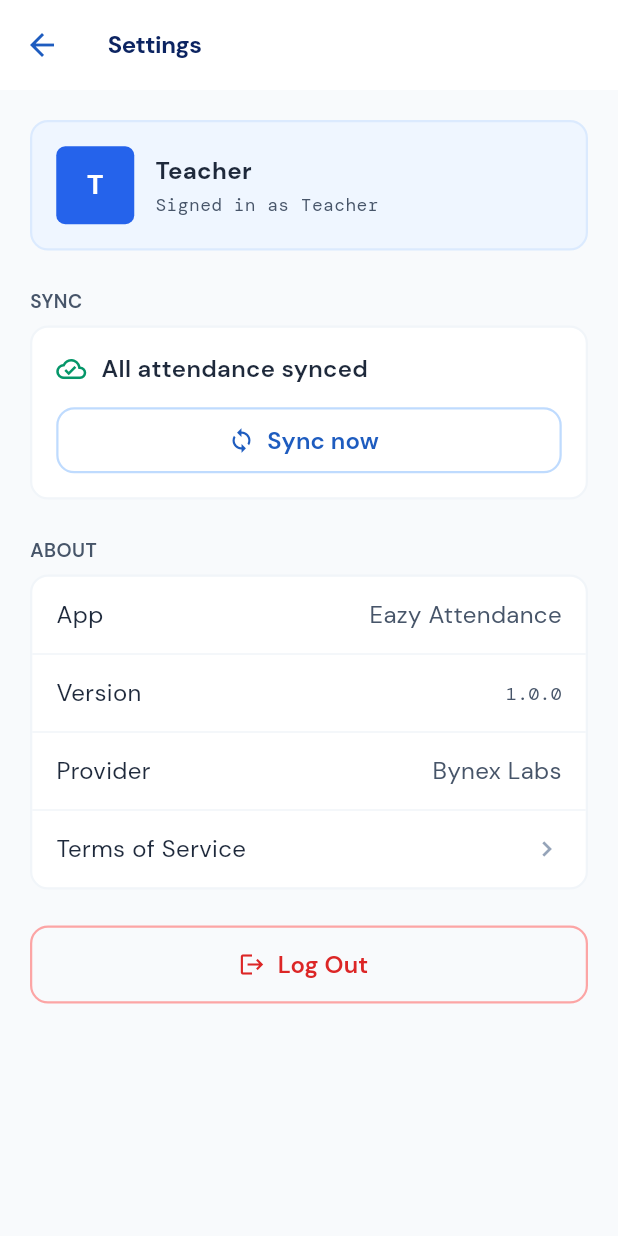
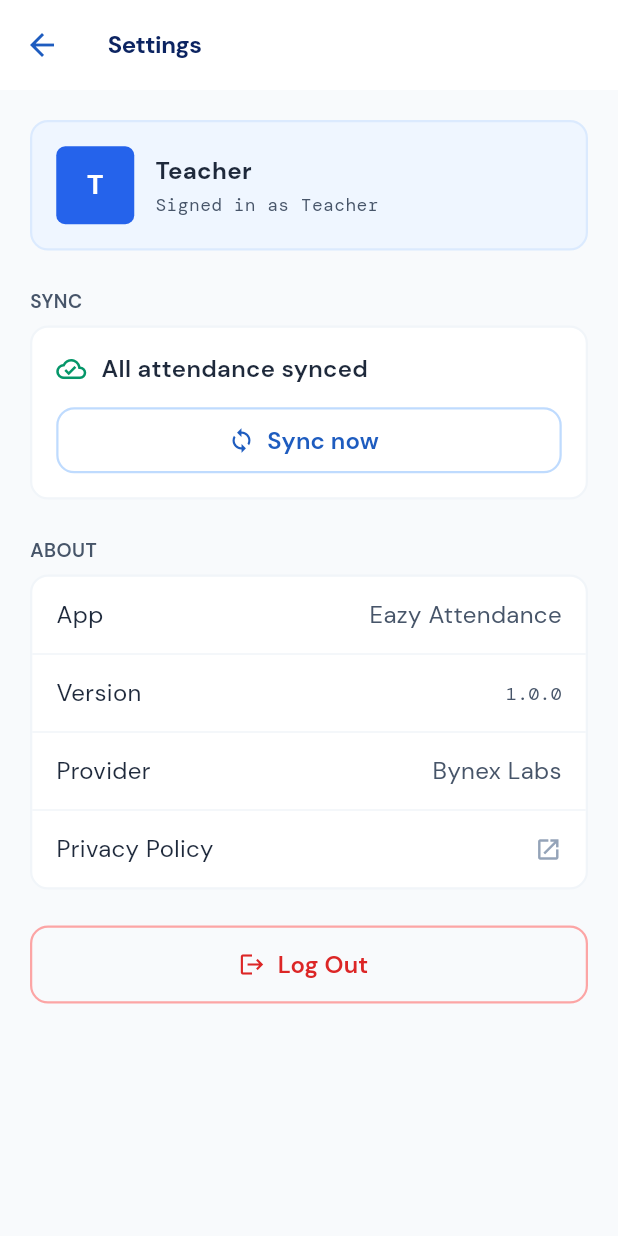
Before and after one commit to Benney-Walker/eazy_attendance, a Flutter app: the SettingsScreen screen opened directly, on a phone screen of 412 x 824 dp. Run offline on Flutter 3.47's test engine with Material 3 defaults, Android fonts, the phone set to English and light mode, and no system bars; our stand-ins replace connectivity_plus, dio, drift, flutter_local_notifications, flutter_riverpod, flutter_secure_storage; accounts and stored records are empty; generated files the repository leaves out were written again.

Commit message:
#UPDATE: Changed from terms to privacy policy

```diff
--- a/lib/features/settings/ui/settings_screen.dart
+++ b/lib/features/settings/ui/settings_screen.dart
@@ -242,18 +242,24 @@ class _AboutCard extends StatelessWidget {
           _AboutRow(label: 'Provider', value: 'Bynex Labs'),
           const Divider(height: 1),
           InkWell(
-            onTap: () => Navigator.of(context).pushNamed('/terms'),
+            onTap: () async {
+              // Replace this with your actual HTTPS link
+              final url = Uri.parse('https://eazyattendanceprivacypolicy.vercel.app');
+
+              if (!await launchUrl(url, mode: LaunchMode.externalApplication)) {
+                // Optional: Show a snackbar if the device can't open the link
+                debugPrint('Could not launch $url');
+              }
+            },
             borderRadius: const BorderRadius.vertical(
                 bottom: Radius.circular(AppTheme.radiusMd)),
             child: Padding(
-              padding:
-                  const EdgeInsets.symmetric(horizontal: 16, vertical: 14),
+              padding: const EdgeInsets.symmetric(horizontal: 16, vertical: 14),
               child: Row(
                 children: [
-                  Text('Terms of Service', style: AppTextStyles.input),
+                                    Text('Privacy Policy', style: AppTextStyles.input),
                   const Spacer(),
-                  const Icon(Icons.chevron_right,
-                      size: 20, color: AppColors.gray400),
+                  const Icon(Icons.open_in_new, size: 18, color: AppColors.gray400),
                 ],
               ),
             ),
```
